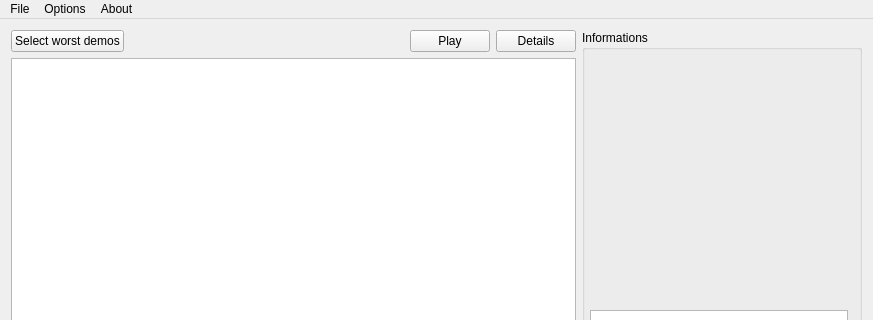
Before: the Qt Designer form src/mainwindow.ui in sousix/QDM68, drawn with Qt 5; both pictures show x 0 to 873 and y 0 to 320 of the 873 by 600 pixel window.
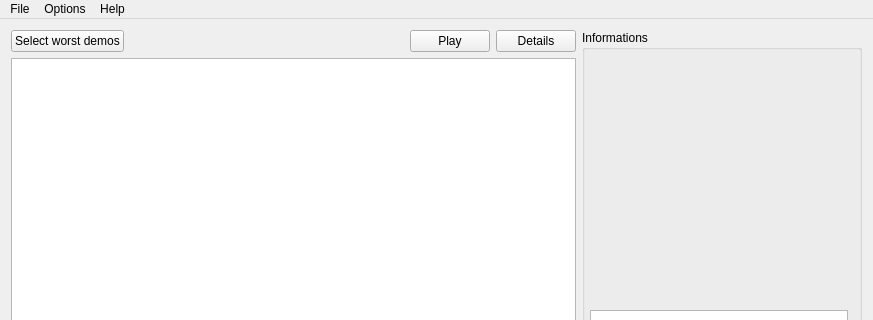
After: the same form once the commit is applied. Icons and pictures are not drawn. Custom widgets are drawn as their Qt base class.

Commit message: Update menu and translation

The edit to the form file:
```diff
--- a/src/mainwindow.ui
+++ b/src/mainwindow.ui
@@ -369,7 +369,7 @@
      <x>0</x>
      <y>0</y>
      <width>873</width>
-     <height>25</height>
+     <height>20</height>
     </rect>
    </property>
    <widget class="QMenu" name="menuFile">
@@ -392,7 +392,7 @@
    </widget>
    <widget class="QMenu" name="menuMore">
     <property name="title">
-     <string>About</string>
+     <string>Help</string>
     </property>
     <addaction name="actionAbout"/>
    </widget>
```
Left out of the diff: 27 changed lines with no effect on the pictures. The commit also changes 1 other file.
